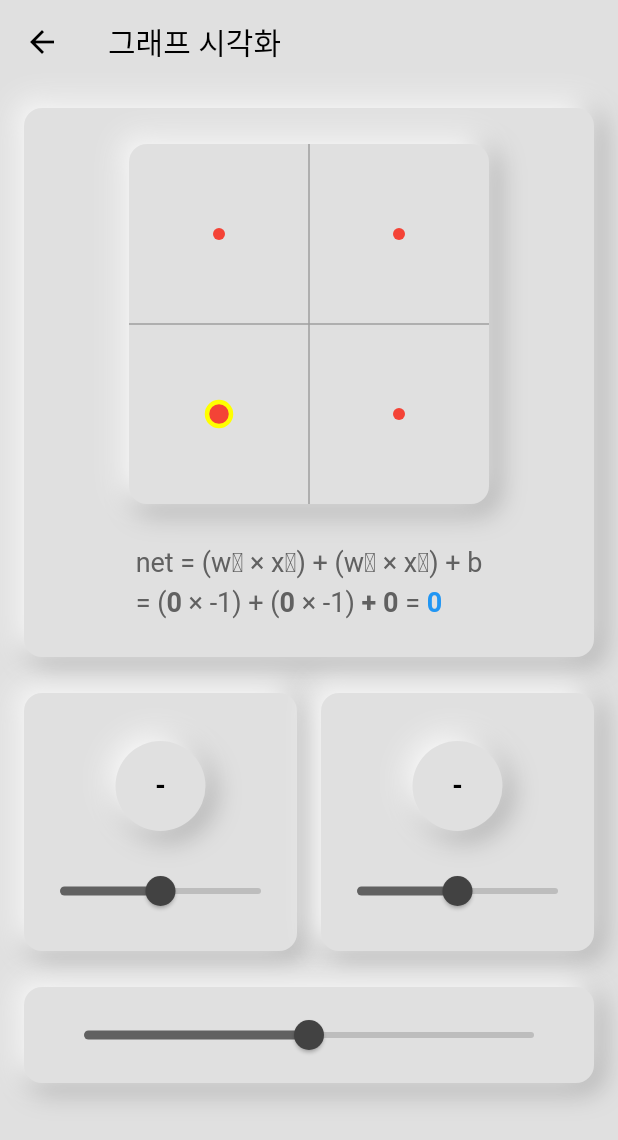
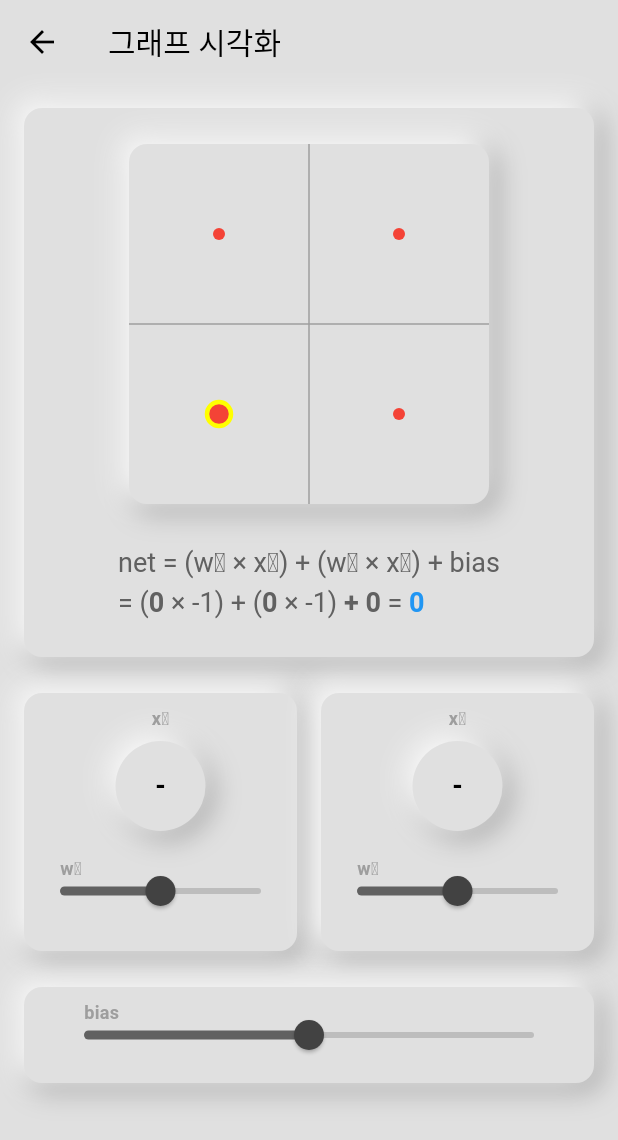
Before and after one commit to arxivj/single_perceptron, a Flutter app: the VisualizerScreen screen opened directly, on a phone screen of 412 x 824 dp. Shown: the top 1140 px of the screen. Run offline on Flutter 3.47's test engine with Material 3 defaults, Android fonts, the phone set to English and light mode, and no system bars.

Commit message:
Refactor: Improve UI with labels and consistent formula
This commit updates the user interface by:

- Adding labels (x₁, w₁, x₂, w₂, bias) to the LED and Dial control widgets for better clarity.
- Changing the symbolic formula display from 'net = (w₁ × x₁) + (w₂ × x₂) + b' to 'net = (w₁ × x₁) + (w₂ × x₂) + bias' to be consistent with the new bias label.
- Removing commented-out label text from the visualizer screen.
- Adjusting label styling in `LedControlWidget` and `DialControlWidget` for a cleaner look.

```diff
--- a/lib/features/graph_visualizer/screens/visualizer_screen.dart
+++ b/lib/features/graph_visualizer/screens/visualizer_screen.dart
@@ -59,7 +59,7 @@ class _VisualizerScreenState extends State<VisualizerScreen> {
                       inputs: inputs,
                       bias: perceptron.bias.value,
                       net: perceptron.netInput,
-                      symbolicFormula: 'net = (w₁ × x₁) + (w₂ × x₂) + b',
+                      symbolicFormula: 'net = (w₁ × x₁) + (w₂ × x₂) + bias',
                     ),
                   ],
                 ),
@@ -73,15 +73,14 @@ class _VisualizerScreenState extends State<VisualizerScreen> {
                     padding: const EdgeInsets.symmetric(vertical: 16.0),
                     child: Column(
                       children: [
-                        // Text('Input 1 (x₁)', style: TextStyle(fontWeight: FontWeight.bold, color: Colors.grey[700])),
                         Padding(
                           padding: const EdgeInsets.all(16.0),
-                          child: LedControlWidget(led: perceptron[0].led, onChanged: _updateState),
+                          child: LedControlWidget(led: perceptron[0].led, onChanged: _updateState, label: 'x₁'),
                         ),
                         DialControlWidget(
                           dial: perceptron[0].dial,
                           onChanged: _updateState,
-                          // label: 'Weight (w₁)',
+                          label: 'w₁',
                         ),
                       ],
                     ),
@@ -93,15 +92,14 @@ class _VisualizerScreenState extends State<VisualizerScreen> {
                     padding: const EdgeInsets.symmetric(vertical: 16.0),
                     child: Column(
                       children: [
-                        // Text('Input 2 (x₂)', style: TextStyle(fontWeight: FontWeight.bold, color: Colors.grey[700])),
                         Padding(
                           padding: const EdgeInsets.all(16.0),
-                          child: LedControlWidget(led: perceptron[1].led, onChanged: _updateState),
+                          child: LedControlWidget(led: perceptron[1].led, onChanged: _updateState, label: 'x₂'),
                         ),
                         DialControlWidget(
                           dial: perceptron[1].dial,
                           onChanged: _updateState,
-                          // label: 'Weight (w₂)',
+                          label: 'w₂',
                         ),
                       ],
                     ),
@@ -115,7 +113,7 @@ class _VisualizerScreenState extends State<VisualizerScreen> {
               child: DialControlWidget(
                 dial: perceptron.bias,
                 onChanged: _updateState,
-                // label: 'Bias (b)',
+                label: 'bias',
               ),
             ),
           ],
--- a/lib/features/shared/widgets/dial_control_widget.dart
+++ b/lib/features/shared/widgets/dial_control_widget.dart
@@ -10,12 +10,15 @@ class DialControlWidget extends StatelessWidget {
 
   @override
   Widget build(BuildContext context) {
-    return Column(
+    return Stack(
       children: [
         if (label != null)
-          Text(
-            label!,
-            style: TextStyle(fontWeight: FontWeight.bold, color: Colors.grey[700]),
+          Positioned(
+            left: 24.0,
+            child: Text(
+              label!,
+              style: TextStyle(fontSize: 12.0, fontWeight: FontWeight.bold, color: Colors.grey[500]),
+            ),
           ),
         Slider(
           value: dial.value.toDouble(),
--- a/lib/features/shared/widgets/led_control_widget.dart
+++ b/lib/features/shared/widgets/led_control_widget.dart
@@ -5,8 +5,9 @@ import 'package:single_perceptron/models/led_switch.dart';
 class LedControlWidget extends StatelessWidget {
   final LedSwitch led;
   final GestureTapCallback onChanged;
+  final String? label;
 
-  const LedControlWidget({required this.led, required this.onChanged, super.key});
+  const LedControlWidget({required this.led, required this.onChanged, super.key, this.label});
 
   @override
   Widget build(BuildContext context) {
@@ -20,7 +21,19 @@ class LedControlWidget extends StatelessWidget {
       child: NeuContainer(
         color: isOn ? Colors.red[300] : baseColor,
         shape: BoxShape.circle,
-        child: SizedBox(
+        child: Stack(
+          clipBehavior: Clip.none,
+          children: [
+            if (label != null)
+              Positioned(
+                top: -24.0,
+                left: 24.0,
+                child: Text(
+                  label!,
+                  style: TextStyle(fontSize: 12.0, fontWeight: FontWeight.bold, color: Colors.grey[500]),
+                ),
+              ),
+            SizedBox(
               width: 60,
               height: 60,
               child: Center(
@@ -34,6 +47,8 @@ class LedControlWidget extends StatelessWidget {
                 ),
               ),
             ),
+          ],
+        ),
       ),
     );
   }
```
Lines whose indentation alone changed are shown as unchanged.
